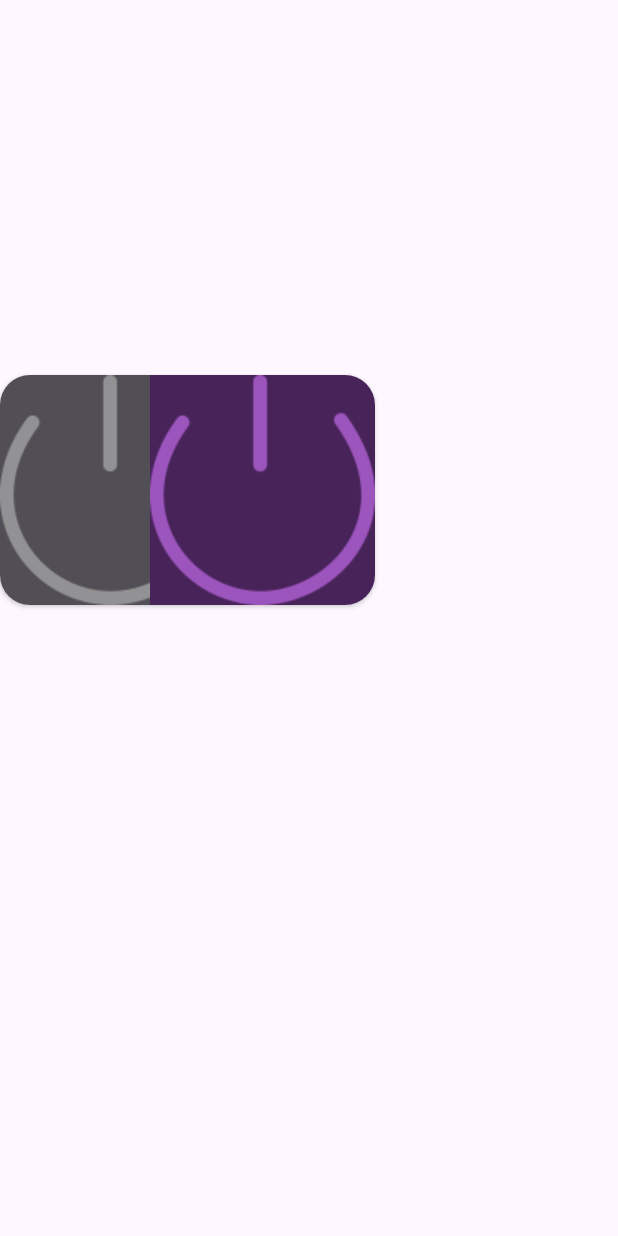
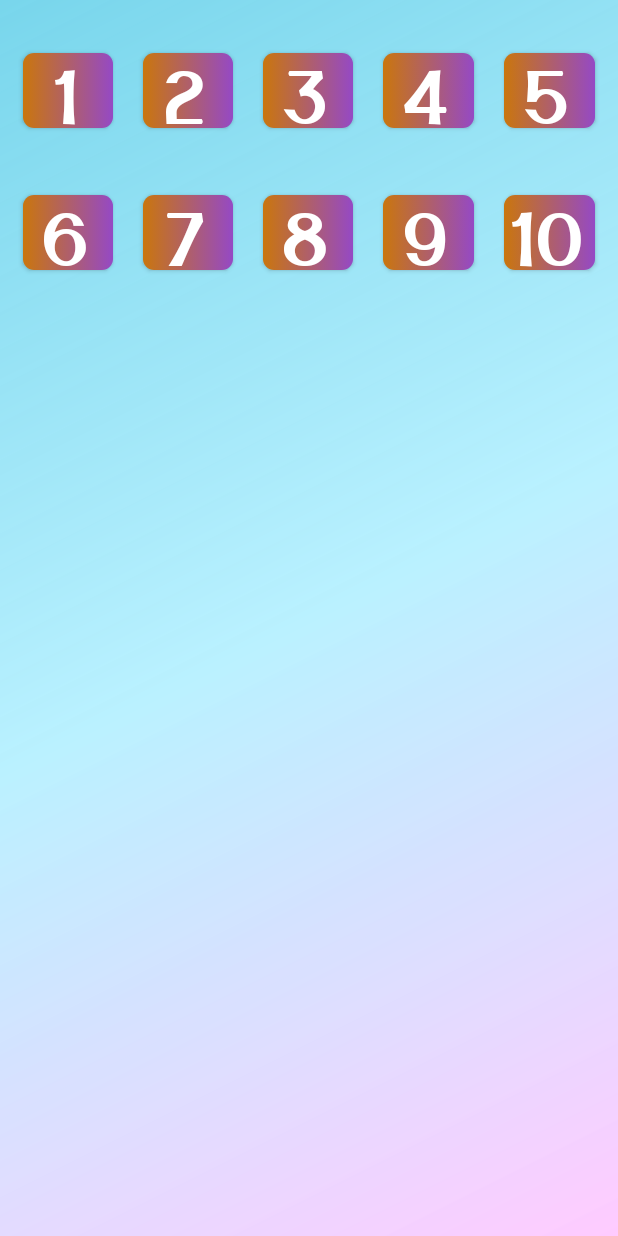
Before and after one commit to Bogdan-Taran/MyApp, an Android app: the RoomBogdanLight screen opened directly, with no data from a screen before it, on a phone screen of 412 x 824 dp. Run offline under Robolectric (Android 15) with nearby library versions, the phone set to English and light mode, and no system bars.

Commit message:
Added activity lightroom to remote IR signal using ESP8266

```diff
--- a/app/src/main/java/com/example/remotewifi/ActivityMyRoomBogdan.java
+++ b/app/src/main/java/com/example/remotewifi/ActivityMyRoomBogdan.java
@@ -47,12 +47,17 @@ public class ActivityMyRoomBogdan extends AppCompatActivity {
     Button louver;
     Button center_light_on;
     Button center_light_off;
+    TextView btn_to_lightroom;
 
     SharedPreferences pref;
     TextView podsvetkaStolTextView;
+    TextView text_top_my_home;
 
     Button btnOnRGBLenta;
     Button btnOffRGBLenta;
+
+
+
 
 
 
@@ -74,13 +79,21 @@ public class ActivityMyRoomBogdan extends AppCompatActivity {
         louver = (Button) findViewById(R.id.btn_louver);
         center_light_on = (Button) findViewById(R.id.center_light_on);
         center_light_off = (Button) findViewById(R.id.center_light_off);
+        btn_to_lightroom = (TextView) findViewById(R.id. center_light);
 
+        // ДЛЯ ИК
         IrMan = (ConsumerIrManager) getSystemService(CONSUMER_IR_SERVICE);
         btnOnRGBLenta = findViewById(R.id.btn_rgb_lenta_on);
         btnOffRGBLenta = findViewById(R.id.btn_rgb_lenta_off);
         TextView trans_rgb_lenta = findViewById(R.id.rgb_lenta);
 
+        //проверка
+        text_top_my_home = (TextView) findViewById(R.id. text_top_my_home);
 
+
+
+
+        // ИК СИГНАЛЫ
         btnOnRGBLenta.setOnClickListener(new View.OnClickListener() {
             @Override
             public void onClick(View v) {
@@ -92,7 +105,6 @@ public class ActivityMyRoomBogdan extends AppCompatActivity {
                 }
             }
         });
-
         btnOffRGBLenta.setOnClickListener(new View.OnClickListener() {
             @Override
             public void onClick(View v) {
@@ -102,7 +114,6 @@ public class ActivityMyRoomBogdan extends AppCompatActivity {
                     Toast.makeText(ActivityMyRoomBogdan.this, "Эхх, у вас нет ИК передатчика", Toast.LENGTH_SHORT).show();
                     return;
                 }
-
             }
         });
         center_light_on.setOnClickListener(new View.OnClickListener() {
@@ -110,10 +121,6 @@ public class ActivityMyRoomBogdan extends AppCompatActivity {
             public void onClick(View v) {
                 if(IrMan.hasIrEmitter()){
                     IrMan.transmit(38000, Center_lgth_on);
-
-
-
-
                 }else{
                     Toast.makeText(ActivityMyRoomBogdan.this, "Эхх, у вас нет ИК передатчика", Toast.LENGTH_SHORT).show();
                     return;
@@ -134,11 +141,14 @@ public class ActivityMyRoomBogdan extends AppCompatActivity {
 
 
 
-
-
-
-
-
+        // ИНТЕНТЫ
+        btn_to_lightroom.setOnClickListener(new View.OnClickListener() {
+            @Override
+            public void onClick(View v) {
+                Intent intent_to_lightroom_place = new Intent(ActivityMyRoomBogdan.this, RoomBogdanLight.class);
+                startActivity(intent_to_lightroom_place);
+            }
+        });
         trans_rgb_lenta.setOnClickListener(new View.OnClickListener() {
             @Override
             public void onClick(View v) {
@@ -147,6 +157,13 @@ public class ActivityMyRoomBogdan extends AppCompatActivity {
             }
         });
 
+
+        Intent send_string_to_Post1 = getIntent();
+        String IR_1_1 = send_string_to_Post1.getStringExtra("IR_1");
+        post(IR_1_1);
+
+
+        // ПОСТЫ
         podsvetka_stol.setOnClickListener(new View.OnClickListener() {
             @Override
             public void onClick(View v) {
--- a/app/src/main/java/com/example/remotewifi/RoomBogdanLight.java
+++ b/app/src/main/java/com/example/remotewifi/RoomBogdanLight.java
@@ -1,6 +1,9 @@
 package com.example.remotewifi;
 
+import android.content.Intent;
 import android.os.Bundle;
+import android.view.View;
+import android.widget.Button;
 
 import androidx.activity.EdgeToEdge;
 import androidx.appcompat.app.AppCompatActivity;
@@ -9,6 +12,12 @@ import androidx.core.view.ViewCompat;
 import androidx.core.view.WindowInsetsCompat;
 
 public class RoomBogdanLight extends AppCompatActivity {
+    // КНОПКИ ДЛЯ ИК НА ПОСТ
+    Button lightroom_btn1;
+    Button lightroom_btn2;
+    Button lightroom_btn3;
+    Button lightroom_btn4;
+    Button lightroom_btn5;
 
     @Override
     protected void onCreate(Bundle savedInstanceState) {
@@ -20,5 +29,25 @@ public class RoomBogdanLight extends AppCompatActivity {
             v.setPadding(systemBars.left, systemBars.top, systemBars.right, systemBars.bottom);
             return insets;
         });
+
+        // КНОПКИ ДЛЯ ИК НА ПОСТ
+        lightroom_btn1 = (Button) findViewById(R.id.lightroom_btn1);
+        lightroom_btn2 = (Button) findViewById(R.id.lightroom_btn2);
+        lightroom_btn3 = (Button) findViewById(R.id.lightroom_btn3);
+        lightroom_btn4 = (Button) findViewById(R.id.lightroom_btn4);
+        lightroom_btn5 = (Button) findViewById(R.id.lightroom_btn5);
+
+
+
+        // передаём строчку в другую активити
+        lightroom_btn1.setOnClickListener(new View.OnClickListener() {
+            @Override
+            public void onClick(View v) {
+                Intent send_string_to_Post1 = new Intent(RoomBogdanLight.this, ActivityMyRoomBogdan.class);
+                send_string_to_Post1.putExtra("IR_1", "IR_center_light");
+            }
+        });
+
+
     }
 }
--- /dev/null
+++ b/app/src/main/res/drawable/gradient_for_btn_in_lightroom.xml
@@ -0,0 +1,46 @@
+<?xml version="1.0" encoding="utf-8"?>
+<selector xmlns:android="http://schemas.android.com/apk/res/android">
+    <item android:state_pressed="false">
+        <shape
+            xmlns:android="http://schemas.android.com/apk/res/android"
+            android:shape="rectangle">
+            <gradient
+                android:type="linear"
+                android:startColor="#9549C5"
+                android:endColor="#CA760D"
+                android:angle="180"
+                />
+            <corners
+                android:radius="7sp">
+            </corners>
+        </shape>
+    </item>
+
+    <item android:state_pressed="true">
+        <shape
+            xmlns:android="http://schemas.android.com/apk/res/android"
+            android:shape="rectangle">
+
+            <gradient
+                android:type="linear"
+                android:startColor="#A166C6"
+                android:endColor="#C68534"
+                android:angle="180"
+                />
+            <corners
+                android:radius="7sp">
+            </corners>
+            <stroke
+                android:width="4sp"
+                android:color="#E7F0FB"/>
+        </shape>
+
+
+    </item>
+
+
+
+
+
+
+</selector>
--- a/app/src/main/res/layout/activity_room_bogdan_light.xml
+++ b/app/src/main/res/layout/activity_room_bogdan_light.xml
@@ -5,35 +5,160 @@
     android:id="@+id/main"
     android:layout_width="match_parent"
     android:layout_height="match_parent"
-    tools:context=".RoomBogdanLight">
+    tools:context=".RoomBogdanLight"
+    android:background="@drawable/gradient_background_for_activities">
 
-    <androidx.cardview.widget.CardView
-        android:id="@+id/image"
-        android:layout_width="wrap_content"
+    <FrameLayout
+        android:layout_width="match_parent"
         android:layout_height="wrap_content"
-        android:layout_marginTop="250dp"
+        app:layout_constraintEnd_toEndOf="parent"
+        app:layout_constraintStart_toStartOf="parent"
+        app:layout_constraintTop_toTopOf="parent"
+        android:layout_marginTop="20sp">
 
-        android:elevation="5dp"
-        app:cardCornerRadius="20dp"
-        app:layout_constraintStart_toStartOf="parent"
-        app:layout_constraintTop_toTopOf="parent">
+        <androidx.appcompat.widget.LinearLayoutCompat
+            android:layout_width="match_parent"
+            android:layout_height="70sp"
+            android:orientation="horizontal"
+            android:layout_margin="5sp">
 
-        <ImageView
-            android:id="@+id/imageView"
-            android:layout_width="wrap_content"
-            android:layout_height="wrap_content"
-            app:layout_constraintBottom_toBottomOf="@id/image"
-            app:layout_constraintStart_toStartOf="@id/image"
-            app:srcCompat="@drawable/light_off" />
+            <androidx.appcompat.widget.AppCompatButton
+                android:id="@+id/lightroom_btn1"
+                android:layout_width="50sp"
+                android:layout_height="50sp"
+                android:background="@drawable/gradient_for_btn_in_lightroom"
+                android:layout_margin="10sp"
+                android:fontFamily="@font/beauty_font_rus"
+                android:text="1"
+                android:textSize="50sp"
+                android:textColor="@color/white"
+                android:layout_weight="1"
+                />
+            <androidx.appcompat.widget.AppCompatButton
+                android:id="@+id/lightroom_btn2"
+                android:layout_width="50sp"
+                android:layout_height="50sp"
+                android:background="@drawable/gradient_for_btn_in_lightroom"
+                android:layout_margin="10sp"
+                android:fontFamily="@font/beauty_font_rus"
+                android:text="2"
+                android:textSize="50sp"
+                android:textColor="@color/white"
+                android:layout_weight="1"
+                />
+            <androidx.appcompat.widget.AppCompatButton
+                android:id="@+id/lightroom_btn3"
+                android:layout_width="50sp"
+                android:layout_height="50sp"
+                android:background="@drawable/gradient_for_btn_in_lightroom"
+                android:layout_margin="10sp"
+                android:fontFamily="@font/beauty_font_rus"
+                android:text="3"
+                android:textSize="50sp"
+                android:textColor="@color/white"
+                android:layout_weight="1"
+                />
+            <androidx.appcompat.widget.AppCompatButton
+                android:id="@+id/lightroom_btn4"
+                android:layout_width="50sp"
+                android:layout_height="50sp"
+                android:background="@drawable/gradient_for_btn_in_lightroom"
+                android:layout_margin="10sp"
+                android:fontFamily="@font/beauty_font_rus"
+                android:text="4"
+                android:textSize="50sp"
+                android:textColor="@color/white"
+                android:layout_weight="1"
+                />
+            <androidx.appcompat.widget.AppCompatButton
+                android:id="@+id/lightroom_btn5"
+                android:layout_width="50sp"
+                android:layout_height="50sp"
+                android:background="@drawable/gradient_for_btn_in_lightroom"
+                android:layout_margin="10sp"
+                android:fontFamily="@font/beauty_font_rus"
+                android:text="5"
+                android:textSize="50sp"
+                android:textColor="@color/white"
+                android:layout_weight="1"
+                />
 
-        <ImageView
-            android:id="@+id/imageView2"
-            android:layout_width="wrap_content"
-            android:layout_height="wrap_content"
-            android:layout_marginStart="100sp"
-            app:layout_constraintBottom_toBottomOf="parent"
-            app:layout_constraintEnd_toEndOf="parent"
-            app:srcCompat="@drawable/light_on" />
-    </androidx.cardview.widget.CardView>
+
+        </androidx.appcompat.widget.LinearLayoutCompat>
+
+        <androidx.appcompat.widget.LinearLayoutCompat
+            android:layout_width="match_parent"
+            android:layout_height="70sp"
+            android:orientation="horizontal"
+            android:layout_marginEnd="5sp"
+            android:layout_marginStart="5sp"
+            android:layout_marginTop="100sp">
+
+            <androidx.appcompat.widget.AppCompatButton
+                android:id="@+id/lightroom_btn6"
+                android:layout_width="50sp"
+                android:layout_height="50sp"
+                android:background="@drawable/gradient_for_btn_in_lightroom"
+                android:layout_margin="10sp"
+                android:fontFamily="@font/beauty_font_rus"
+                android:text="6"
+                android:textSize="50sp"
+                android:textColor="@color/white"
+                android:layout_weight="1"
+                />
+            <androidx.appcompat.widget.AppCompatButton
+                android:id="@+id/lightroom_btn7"
+                android:layout_width="50sp"
+                android:layout_height="50sp"
+                android:background="@drawable/gradient_for_btn_in_lightroom"
+                android:layout_margin="10sp"
+                android:fontFamily="@font/beauty_font_rus"
+                android:text="7"
+                android:textSize="50sp"
+                android:textColor="@color/white"
+                android:layout_weight="1"
+                />
+            <androidx.appcompat.widget.AppCompatButton
+                android:id="@+id/lightroom_btn8"
+                android:layout_width="50sp"
+                android:layout_height="50sp"
+                android:background="@drawable/gradient_for_btn_in_lightroom"
+                android:layout_margin="10sp"
+                android:fontFamily="@font/beauty_font_rus"
+                android:text="8"
+                android:textSize="50sp"
+                android:textColor="@color/white"
+                android:layout_weight="1"
+                />
+            <androidx.appcompat.widget.AppCompatButton
+                android:id="@+id/lightroom_btn9"
+                android:layout_width="50sp"
+                android:layout_height="50sp"
+                android:background="@drawable/gradient_for_btn_in_lightroom"
+                android:layout_margin="10sp"
+                android:fontFamily="@font/beauty_font_rus"
+                android:text="9"
+                android:textSize="50sp"
+                android:textColor="@color/white"
+                android:layout_weight="1"
+                />
+            <androidx.appcompat.widget.AppCompatButton
+                android:id="@+id/lightroom_btn10"
+                android:layout_width="50sp"
+                android:layout_height="50sp"
+                android:background="@drawable/gradient_for_btn_in_lightroom"
+                android:layout_margin="10sp"
+                android:fontFamily="@font/beauty_font_rus"
+                android:text="10"
+                android:textSize="50sp"
+                android:textColor="@color/white"
+                android:layout_weight="1"
+                />
+
+
+        </androidx.appcompat.widget.LinearLayoutCompat>
+
+
+    </FrameLayout>
 
 </androidx.constraintlayout.widget.ConstraintLayout>
```
